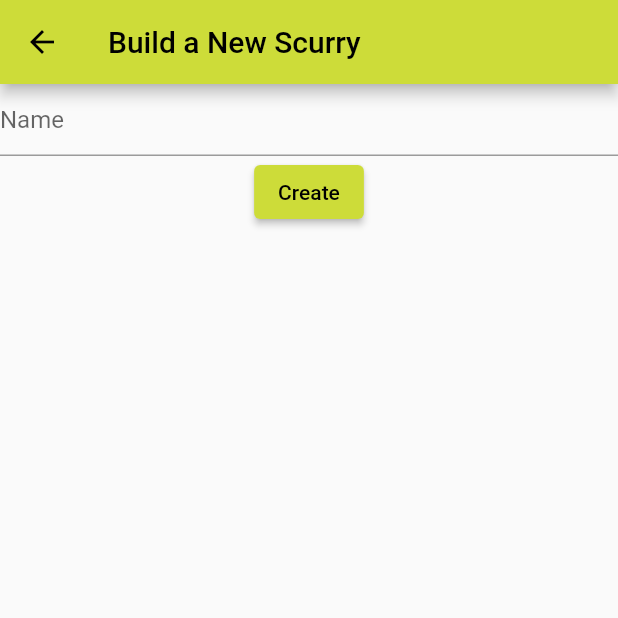
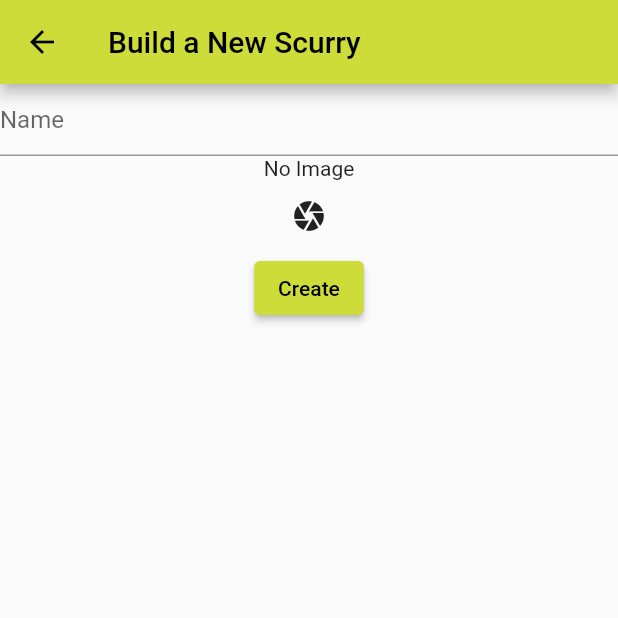
Before and after one commit to m3talsmith/scurry, a Flutter app: the NewScurryPage screen opened directly, on a phone screen of 412 x 824 dp, the top half of it. Run offline on Flutter 3.47's test engine with Material 2 defaults, Android fonts, the phone set to English and light mode, and no system bars; our stand-ins replace image_picker.

Commit message:
Add Scurry Image

```diff
--- a/lib/image_form_field.dart
+++ b/lib/image_form_field.dart
@@ -1,21 +1,58 @@
-// import 'dart:io';
-//
-// import 'package:flutter/material.dart';
-// import 'package:image_picker/image_picker.dart';
-//
-// class ImageFormField extends StatefulWidget {
-//   final Function onSelectImage;
-//   ImageFormField(this.onSelectImage);
-//
-//   @override
-//   State<ImageFormField> createState() => ImageFormFieldState();
-// }
-//
-// class ImageFormFieldState extends State<ImageFormField> {
-//   File currentImage;
-//
-//   Future<void> takePicture() async {
-//
-//     final picker = ImagePicker();
-//   }
-// }
+import 'dart:io';
+
+import 'package:flutter/material.dart';
+import 'package:image_picker/image_picker.dart';
+import 'package:path/path.dart';
+import 'package:path_provider/path_provider.dart';
+
+class ImageFormField extends StatefulWidget {
+  final Function onSelectImage;
+  const ImageFormField(this.onSelectImage, {super.key});
+
+  @override
+  State<ImageFormField> createState() => ImageFormFieldState();
+}
+
+class ImageFormFieldState extends State<ImageFormField> {
+  File? currentImage;
+
+  Future<void> takePicture() async {
+    final picker = ImagePicker();
+    final imageFile = await picker.pickImage(source: ImageSource.camera);
+    if (imageFile == null) {
+      return;
+    }
+    setState(() {
+      currentImage = File(imageFile.path);
+    });
+
+    final appDir = await getApplicationDocumentsDirectory();
+    final fileName = basename(imageFile.path);
+    final savedImage = await currentImage!.copy('${appDir.path}/$fileName');
+
+    widget.onSelectImage(savedImage);
+  }
+
+  @override
+  Widget build(BuildContext context) {
+    return Column(
+      children: [
+        Container(
+          alignment: Alignment.center,
+          child: currentImage != null
+              ? Image.file(
+                  currentImage!,
+                  fit: BoxFit.cover,
+                )
+              : const Text(
+                  'No Image',
+                  textAlign: TextAlign.center,
+                ),
+        ),
+        IconButton(
+                onPressed: takePicture,
+                icon: const Icon(Icons.camera))
+      ],
+    );
+  }
+}
--- a/lib/new_scurry_page.dart
+++ b/lib/new_scurry_page.dart
@@ -1,6 +1,7 @@
 import 'dart:io';
 
 import 'package:flutter/material.dart';
+import 'package:scurry/image_form_field.dart';
 import 'package:scurry/scurry.dart';
 
 class NewScurryPage extends StatefulWidget {
@@ -47,6 +48,7 @@ class NewScurryPageState extends State<NewScurryPage> {
                   updateValidatedAndPop(value!);
                 },
               ),
+              ImageFormField((image) {}, ),
               ElevatedButton(
                   onPressed: () {
                     updateValidatedAndPop(name!);
@@ -57,8 +59,5 @@ class NewScurryPageState extends State<NewScurryPage> {
           )
       ),
     );
-    // const Center(
-    //   child: Text('New Scurry'),
-    // );
   }
 }
```
